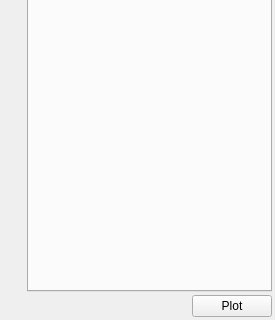
This is code/plotms/implement/GuiTabs/PlotMSPlotTab.ui in radio-astro/casa as Qt 5 draws it before an edit; both pictures show x 0 to 275 and y 279 to 599 of the 275 by 599 pixel window. The edited form follows.
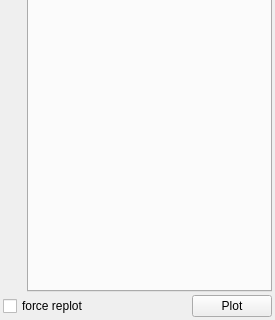
This is the edited form.

```diff
--- a/code/plotms/implement/GuiTabs/PlotMSPlotTab.ui
+++ b/code/plotms/implement/GuiTabs/PlotMSPlotTab.ui
@@ -84,6 +84,13 @@
      <property name="spacing" >
       <number>3</number>
      </property>
+     <item>
+      <widget class="QCheckBox" name="forceReplotChk" >
+       <property name="text" >
+        <string>force replot</string>
+       </property>
+      </widget>
+     </item>
      <item>
       <spacer>
        <property name="orientation" >
```
Left out of the diff: 3 changed lines with no effect on the pictures.
